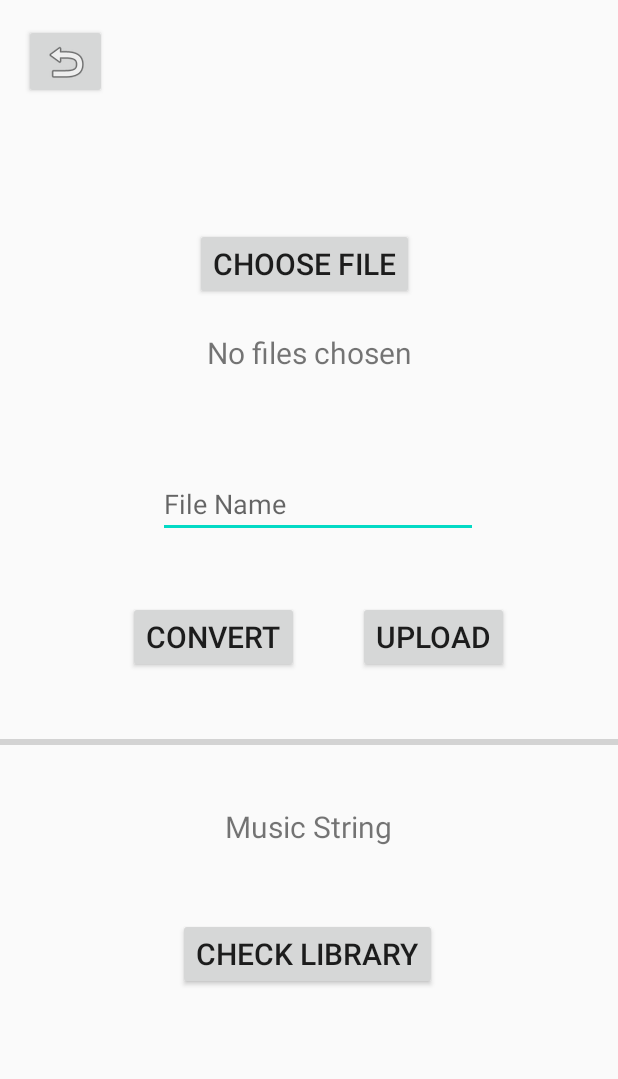
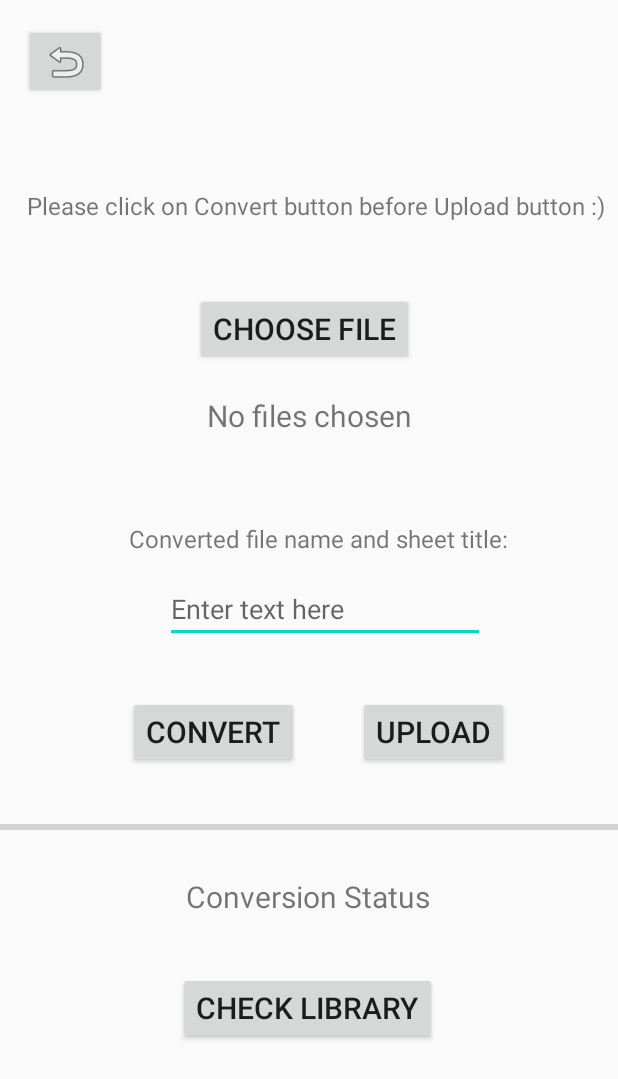
Before and after one commit to jiaqi20/Conversic, an Android app: the layout activity_conversic1.xml on its own in the app's theme, with its tools: preview values and no code run, on a phone screen of 412 x 824 dp. Shown: the top 1079 px of the screen. Run offline under Robolectric (Android 15) with nearby library versions, the light colour scheme and no system bars.

Commit message:
conversic 1

```diff
--- a/app/src/main/java/com/example/conversic/Conversic1.java
+++ b/app/src/main/java/com/example/conversic/Conversic1.java
@@ -332,7 +332,7 @@ public class Conversic1 extends AppCompatActivity {
             timeSignature = "4/4";
         }
 
-        txtViewMusicString.setText(converted.toString());
+        txtViewMusicString.setText("Converted successfully!");
 
         createPdf(converted, keySignature.charAt(0), timeSignature);
         //return uri of converted sheet so that it can be uploaded to library
@@ -456,7 +456,7 @@ public class Conversic1 extends AppCompatActivity {
         }
         pdf.finishPage(page);
         //getExternalFilesDir(Environment.DIRECTORY_DOCUMENTS),"test.pdf"
-        String path = "/sdcard/Documents/test2.pdf";
+        String path = "/sdcard/Documents/test1.pdf";
         File file = new File(path);
         try {
             pdf.writeTo(new FileOutputStream(file));
--- a/app/src/main/res/layout/activity_conversic1.xml
+++ b/app/src/main/res/layout/activity_conversic1.xml
@@ -32,8 +32,8 @@
         app:layout_constraintEnd_toEndOf="parent"
         app:layout_constraintHorizontal_bias="0.488"
         app:layout_constraintStart_toStartOf="parent"
-        app:layout_constraintTop_toTopOf="parent"
-        app:layout_constraintVertical_bias="0.196" />
+        app:layout_constraintTop_toBottomOf="@+id/textViewInstruction"
+        app:layout_constraintVertical_bias="0.075" />
 
     <TextView
         android:id="@+id/textViewDisplay"
@@ -65,14 +65,14 @@
         android:layout_width="wrap_content"
         android:layout_height="wrap_content"
         android:ems="10"
-        android:hint="File Name"
+        android:hint="Enter text here"
         android:inputType="textPersonName"
         app:layout_constraintBottom_toBottomOf="parent"
         app:layout_constraintEnd_toEndOf="parent"
-        app:layout_constraintHorizontal_bias="0.53"
+        app:layout_constraintHorizontal_bias="0.555"
         app:layout_constraintStart_toStartOf="parent"
-        app:layout_constraintTop_toBottomOf="@+id/textViewDisplay"
-        app:layout_constraintVertical_bias="0.122" />
+        app:layout_constraintTop_toBottomOf="@+id/textViewEnter"
+        app:layout_constraintVertical_bias="0.033" />
 
     <Button
         android:id="@+id/buttonCLib"
@@ -91,7 +91,7 @@
         android:id="@+id/textViewMusicString"
         android:layout_width="wrap_content"
         android:layout_height="wrap_content"
-        android:text="Music String"
+        android:text="Conversion Status"
         android:textSize="20sp"
         app:layout_constraintBottom_toBottomOf="parent"
         app:layout_constraintEnd_toEndOf="parent"
@@ -125,5 +125,31 @@
         app:layout_constraintTop_toBottomOf="@+id/buttonUpload"
         app:layout_constraintVertical_bias="0.105" />
 
+    <TextView
+        android:id="@+id/textViewEnter"
+        android:layout_width="wrap_content"
+        android:layout_height="wrap_content"
+        android:text="Converted file name and sheet title:"
+        android:textSize="16sp"
+        app:layout_constraintBottom_toBottomOf="parent"
+        app:layout_constraintEnd_toEndOf="parent"
+        app:layout_constraintHorizontal_bias="0.541"
+        app:layout_constraintStart_toStartOf="parent"
+        app:layout_constraintTop_toBottomOf="@+id/textViewDisplay"
+        app:layout_constraintVertical_bias="0.112" />
+
+    <TextView
+        android:id="@+id/textViewInstruction"
+        android:layout_width="wrap_content"
+        android:layout_height="wrap_content"
+        android:text="Please click on Convert button before Upload button :)"
+        android:textSize="16sp"
+        app:layout_constraintBottom_toBottomOf="parent"
+        app:layout_constraintEnd_toEndOf="parent"
+        app:layout_constraintHorizontal_bias="0.666"
+        app:layout_constraintStart_toStartOf="parent"
+        app:layout_constraintTop_toTopOf="parent"
+        app:layout_constraintVertical_bias="0.157" />
+
 
 </androidx.constraintlayout.widget.ConstraintLayout>
```
